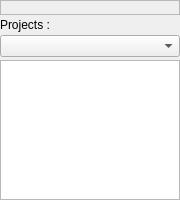
Old version of the form v2/trunk/monkey/src/projectsmanager/ui/UIProjectsManager.ui in the repository testmana2/mks.
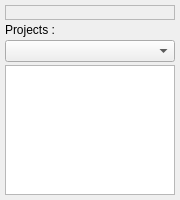
New version of the form. Custom widgets are drawn as their Qt base class.

Commit message: update all margins to 5 and spacings to 3 when possible, fix help for toolsedit dialog

```diff
--- a/v2/trunk/monkey/src/projectsmanager/ui/UIProjectsManager.ui
+++ b/v2/trunk/monkey/src/projectsmanager/ui/UIProjectsManager.ui
@@ -18,16 +18,16 @@
      <number>3</number>
     </property>
     <property name="leftMargin" >
-     <number>0</number>
+     <number>5</number>
     </property>
     <property name="topMargin" >
-     <number>0</number>
+     <number>5</number>
     </property>
     <property name="rightMargin" >
-     <number>0</number>
+     <number>5</number>
     </property>
     <property name="bottomMargin" >
-     <number>0</number>
+     <number>5</number>
     </property>
     <item>
      <widget class="QFrame" name="fButtons" >
```
The commit also changes 2 other files.
